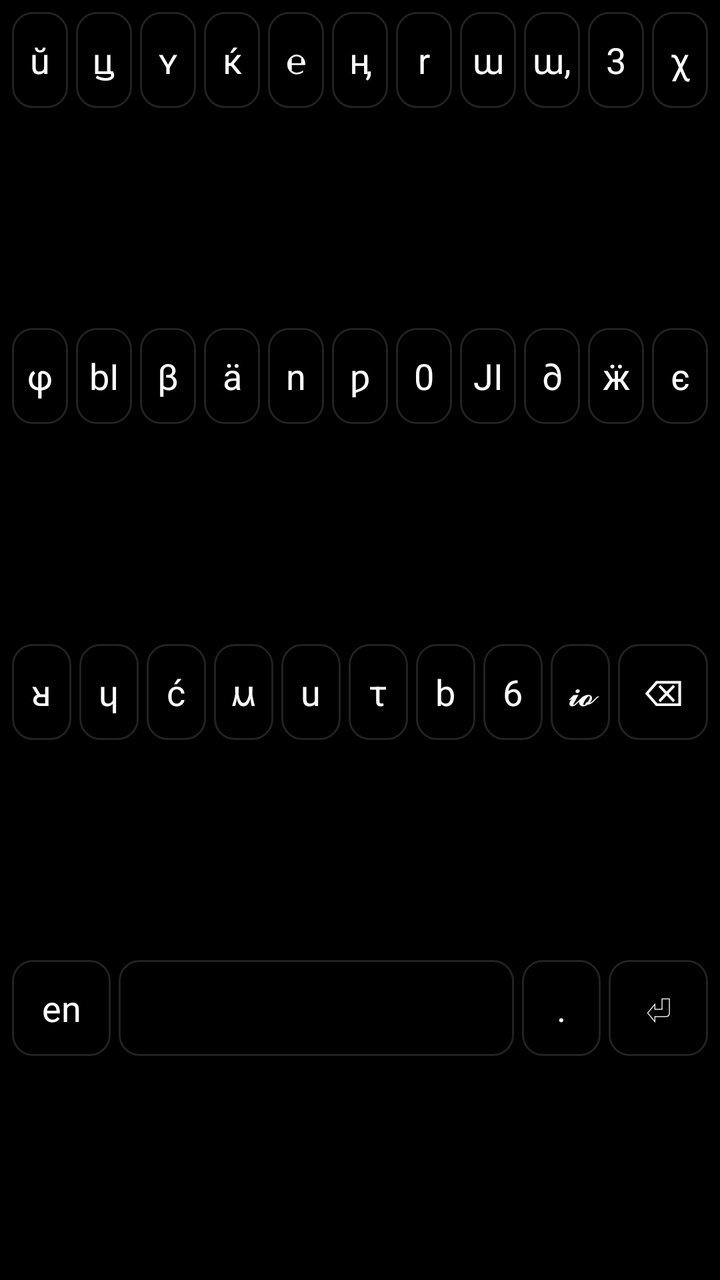
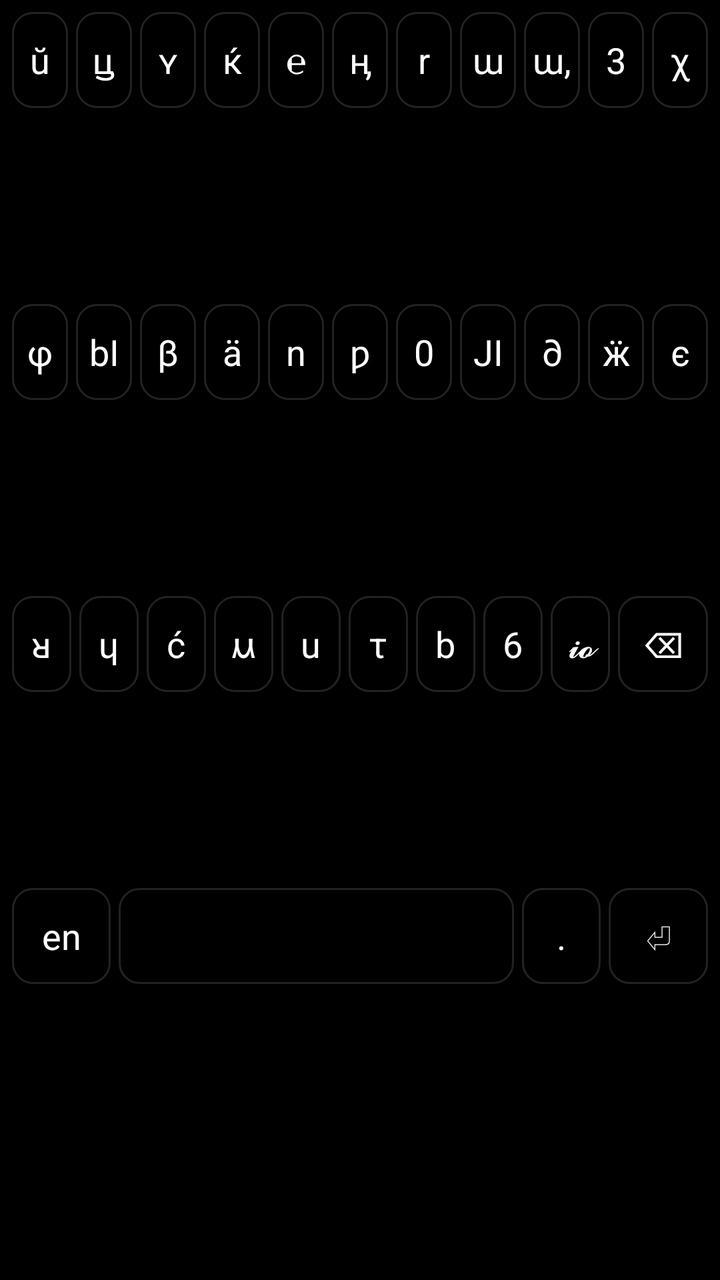

An Android layout rendered at two revisions. The XML below is the earlier revision; the diff shows what the commit changed to produce the second picture.
<!-- AndroidManifest.xml: application theme Theme.GoyKeyboard -->
<!-- res/layout/keyboard_layout_goy.xml -->
<?xml version="1.0" encoding="utf-8"?>
<LinearLayout xmlns:android="http://schemas.android.com/apk/res/android"
    android:id="@+id/keys_container"
    android:layout_width="match_parent"
    android:layout_height="match_parent"
    android:orientation="vertical"
    android:padding="4dp"
    android:background="#000000">

    
    <LinearLayout
        android:layout_width="match_parent"
        android:layout_height="0dp"
        android:layout_weight="1"
        android:orientation="horizontal">

        <TextView style="@style/KeyStyle" android:text="ŭ"/>
        <TextView style="@style/KeyStyle" android:text="ꚏ"/>
        <TextView style="@style/KeyStyle" android:text="ʏ"/>
        <TextView style="@style/KeyStyle" android:text="ќ"/>
        <TextView style="@style/KeyStyle" android:text="℮"/>
        <TextView style="@style/KeyStyle" android:text="ӊ"/>
        <TextView style="@style/KeyStyle" android:text="r"/>
        <TextView style="@style/KeyStyle" android:text="ɯ"/>
        <TextView style="@style/KeyStyle" android:text="ɯ,"/>
        <TextView style="@style/KeyStyle" android:text="3"/>
        <TextView style="@style/KeyStyle" android:text="χ"/>
    </LinearLayout>

    
    <LinearLayout
        android:layout_width="match_parent"
        android:layout_height="0dp"
        android:layout_weight="1"
        android:orientation="horizontal">

        <TextView style="@style/KeyStyle" android:text="φ"/>
        <TextView style="@style/KeyStyle" android:text="bI"/>
        <TextView style="@style/KeyStyle" android:text="β"/>
        <TextView style="@style/KeyStyle" android:text="ä"/>
        <TextView style="@style/KeyStyle" android:text="n"/>
        <TextView style="@style/KeyStyle" android:text="ƿ"/>
        <TextView style="@style/KeyStyle" android:text="0"/>
        <TextView style="@style/KeyStyle" android:text="JI"/>
        <TextView style="@style/KeyStyle" android:text="∂"/>
        <TextView style="@style/KeyStyle" android:text="ӝ"/>
        <TextView style="@style/KeyStyle" android:text="є"/>
    </LinearLayout>

    
    <LinearLayout
        android:layout_width="match_parent"
        android:layout_height="0dp"
        android:layout_weight="1"
        android:orientation="horizontal">

        <TextView style="@style/KeyStyle" android:text="ᴚ"/>
        <TextView style="@style/KeyStyle" android:text="ɥ"/>
        <TextView style="@style/KeyStyle" android:text="ć"/>
        <TextView style="@style/KeyStyle" android:text="ⲙ"/>
        <TextView style="@style/KeyStyle" android:text="u"/>
        <TextView style="@style/KeyStyle" android:text="τ"/>
        <TextView style="@style/KeyStyle" android:text="b"/>
        <TextView style="@style/KeyStyle" android:text="6"/>
        <TextView style="@style/KeyStyle" android:text="𝓲𝓸"/>

        <TextView
            style="@style/KeyStyle"
            android:layout_weight="1.5"
            android:text="@string/key_delete"/>
    </LinearLayout>

    
    <LinearLayout
        android:layout_width="match_parent"
        android:layout_height="0dp"
        android:layout_weight="1"
        android:orientation="horizontal">

        <TextView
            style="@style/KeyStyle"
            android:layout_weight="1.5"
            android:text="en"/>

        <TextView
            style="@style/KeyStyle"
            android:layout_weight="6"
            android:text=" "/>

        <TextView
            style="@style/KeyStyle"
            android:layout_weight="1.2"
            android:text="."/>

        <TextView
            style="@style/KeyStyle"
            android:layout_weight="1.5"
            android:text="@string/key_enter"/>
    </LinearLayout>

</LinearLayout>
<!-- resources referenced by this layout -->
<resources>
  <string name="key_delete">⌫</string>
  <string name="key_enter">⏎</string>
  <style name="KeyStyle">
          <item name="android:layout_width">0dp</item>
          <item name="android:layout_height">48dp</item>
          <item name="android:layout_weight">1</item>
  
          <item name="android:gravity">center</item>
  
          <item name="android:textColor">#FFFFFF</item>
          <item name="android:textSize">18sp</item>
  
          <item name="android:background">@drawable/key_bg</item>
  
          <item name="android:layout_margin">2dp</item>
      </style>
  <style name="Theme.GoyKeyboard" parent="Theme.MaterialComponents.DayNight.DarkActionBar">
          
          <item name="colorPrimary">@color/purple_500</item>
          <item name="colorPrimaryVariant">@color/purple_700</item>
          <item name="colorOnPrimary">@color/white</item>
          
          <item name="colorSecondary">@color/teal_200</item>
          <item name="colorSecondaryVariant">@color/teal_700</item>
          <item name="colorOnSecondary">@color/black</item>
          
          <item name="android:statusBarColor">?attr/colorPrimaryVariant</item>
          
      </style>
  <!-- drawable key_bg (drawable) -->
  <?xml version="1.0" encoding="utf-8"?>
  <selector xmlns:android="http://schemas.android.com/apk/res/android">
  
      <item android:state_pressed="true">
          <shape>
              <solid android:color="#111111"/>
              <corners android:radius="10dp"/>
          </shape>
      </item>
  
      <item>
          <shape>
              <solid android:color="#000000"/>
              <corners android:radius="10dp"/>
              <stroke android:width="1dp" android:color="#222222"/>
          </shape>
      </item>
  
  </selector>
  <color name="purple_500">#FF6200EE</color>
  <color name="purple_700">#FF3700B3</color>
  <color name="white">#FFFFFFFF</color>
  <color name="teal_200">#FF03DAC5</color>
  <color name="teal_700">#FF018786</color>
  <color name="black">#FF000000</color>
</resources>

<!-- the commit's change to res/layout/keyboard_layout_goy.xml (unified diff, before → after) -->
@@ -97,5 +97,8 @@
             android:layout_weight="1.5"
             android:text="@string/key_enter"/>
     </LinearLayout>
+    <View
+        android:layout_width="match_parent"
+        android:layout_height="48dp"/>
 
 </LinearLayout>
